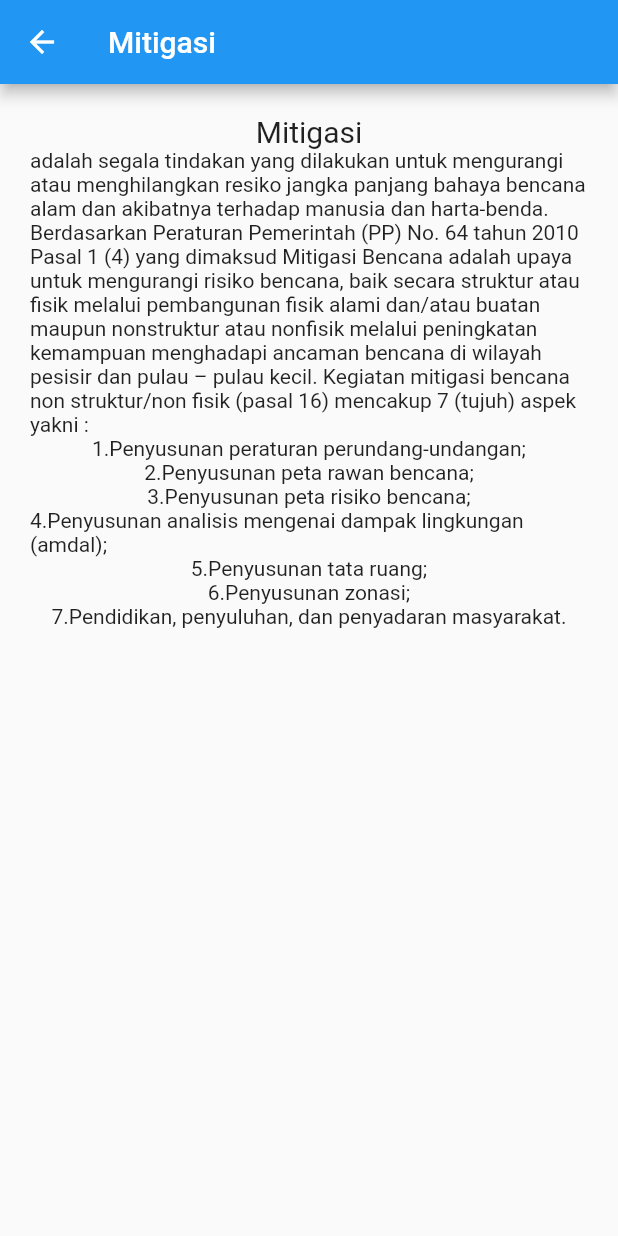
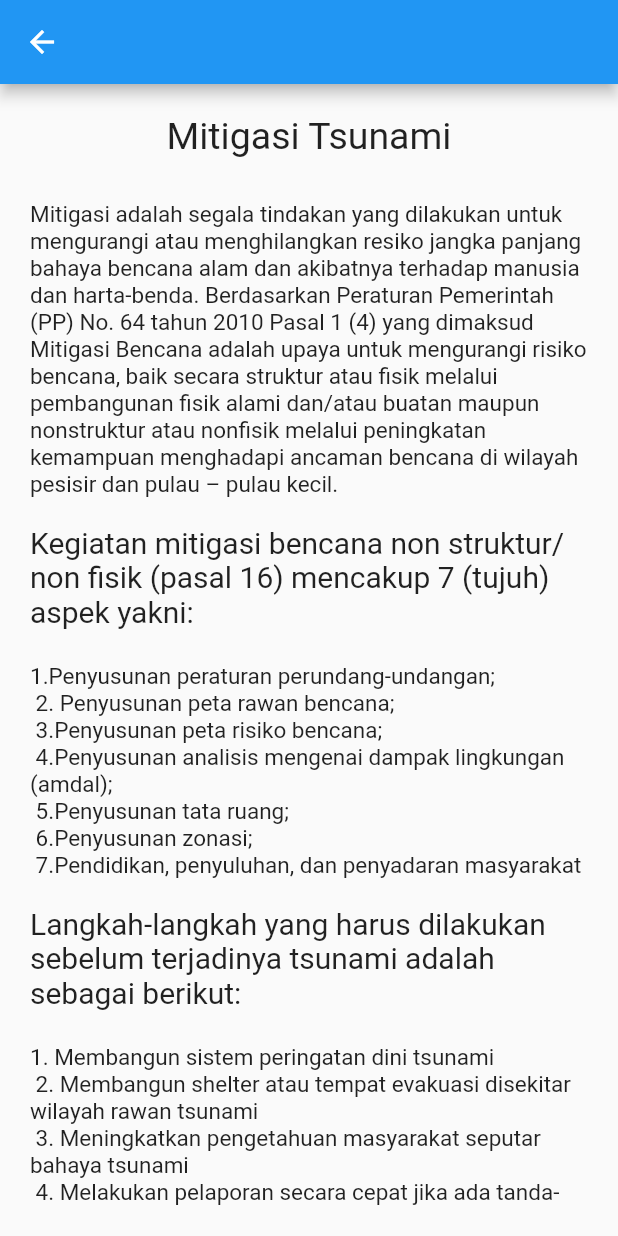
Before and after one commit to nandabrilianto/SIBAT, a Flutter app: the Mitigasi screen opened directly, on a phone screen of 412 x 824 dp. Run offline on Flutter 3.47's test engine with Material 2 defaults, Android fonts, the phone set to English and light mode, and no system bars; our stand-ins replace flutter_map, latlong; network calls fail.

Commit message:
Menambah dan mengedit konten di menu mitigasi tsunami

```diff
--- a/lib/Mitigasi.dart
+++ b/lib/Mitigasi.dart
@@ -9,46 +9,102 @@ class _MitigasiState extends State<Mitigasi> {
   @override
   Widget build(BuildContext context) {
     return new Scaffold(
+      resizeToAvoidBottomPadding: false ,
       appBar: new AppBar(
-        title: new Text("Mitigasi"),
+        title: new Text(""),
       ),
       body: new Container(
         margin: EdgeInsets.all(20.0),
+        child: new SingleChildScrollView(
+          child: new ConstrainedBox(
+            constraints: new BoxConstraints(),
             child: new Column(
               children: <Widget>[
+
               new Text(
-              "Mitigasi",
+              "Mitigasi Tsunami \n",
               textAlign: TextAlign.center,
+              style: new TextStyle(fontSize: 25.0),
+            ),
+
+              new Text(
+              "Mitigasi adalah segala tindakan yang dilakukan untuk mengurangi atau menghilangkan resiko jangka panjang bahaya bencana alam dan akibatnya terhadap manusia dan harta-benda. Berdasarkan Peraturan Pemerintah (PP) No. 64 tahun 2010 Pasal 1 (4) yang dimaksud Mitigasi Bencana adalah upaya untuk mengurangi risiko bencana, baik secara struktur atau fisik melalui pembangunan fisik alami dan/atau buatan maupun nonstruktur atau nonfisik melalui peningkatan kemampuan menghadapi ancaman bencana di wilayah pesisir dan pulau – pulau kecil. \n"
+              ,textAlign: TextAlign.left,
+              style: new TextStyle(fontSize: 15.0),
+            ),
+
+             new Text(
+              "Kegiatan mitigasi bencana non struktur/non fisik (pasal 16) mencakup 7 (tujuh) aspek yakni: \n"
+              ,textAlign: TextAlign.left,
               style: new TextStyle(fontSize: 20.0),
             ),
-            new Text(
-              "adalah segala tindakan yang dilakukan untuk mengurangi atau menghilangkan resiko jangka panjang bahaya bencana alam dan akibatnya terhadap manusia dan harta-benda. Berdasarkan Peraturan Pemerintah (PP) No. 64 tahun 2010 Pasal 1 (4) yang dimaksud Mitigasi Bencana adalah upaya untuk mengurangi risiko bencana, baik secara struktur atau fisik melalui pembangunan fisik alami dan/atau buatan maupun nonstruktur atau nonfisik melalui peningkatan kemampuan menghadapi ancaman bencana di wilayah pesisir dan pulau – pulau kecil. Kegiatan mitigasi bencana non struktur/non fisik (pasal 16) mencakup 7 (tujuh) aspek yakni :",
+
+            new Text("1.Penyusunan peraturan perundang-undangan; \n 2. Penyusunan peta rawan bencana; \n 3.Penyusunan peta risiko bencana; \n 4.Penyusunan analisis mengenai dampak lingkungan (amdal); \n 5.Penyusunan tata ruang; \n 6.Penyusunan zonasi; \n 7.Pendidikan, penyuluhan, dan penyadaran masyarakat \n",
             textAlign: TextAlign.left,
+            style: new TextStyle(fontSize: 15.0),
             ),
-            new Text("1.Penyusunan peraturan perundang-undangan;",
-            textAlign: TextAlign.left,
+
+            new Text("Langkah-langkah yang harus dilakukan sebelum terjadinya tsunami adalah sebagai berikut: \n",textAlign: TextAlign.left,
+            style: new TextStyle(fontSize: 20.0),
             ),
-            new Text("2.Penyusunan peta rawan bencana;",
-            textAlign: TextAlign.left,
+
+            new Text("1. Membangun sistem peringatan dini tsunami \n 2. Membangun shelter atau tempat evakuasi disekitar wilayah rawan tsunami \n 3. Meningkatkan pengetahuan masyarakat seputar bahaya tsunami \n 4. Melakukan pelaporan secara cepat jika ada tanda-tanda akan terjadi tsunami \n 5. Aktif mencari informasi seputar bencana melalui media informasi (radio, TV, internet) \n 6. Sedia dan siaga alat komunikasi alternative jika ponsel tidak berfungsi.",textAlign: TextAlign.left,
+            style: new TextStyle(fontSize: 15.0),
             ),
-            new Text("3.Penyusunan peta risiko bencana;",
-            textAlign: TextAlign.left,
+
+            new Text("\nLangkah-langkah yang harus dilakukan jika terjadi tsunami adalah sebagai berikut: \n",textAlign: TextAlign.left,
+            style: new TextStyle(fontSize: 20.0),
             ),
-            new Text(
-                "4.Penyusunan analisis mengenai dampak lingkungan (amdal);",
-            textAlign: TextAlign.left,
+
+            new Text("1. Saat terdengar sirine early warning system (EWS), jangan panik dan pastikan semua anggota keluarga lengkap"
+            ,textAlign: TextAlign.left,
+            style: new TextStyle(fontSize: 15.0),
             ),
-            new Text("5.Penyusunan tata ruang;",
-            textAlign: TextAlign.left,
+
+            new Text("2. Pahami terlebih dahulu status peringatan dini" ,textAlign: TextAlign.left,
+            style: new TextStyle(fontSize: 15.0),
             ),
-            new Text("6.Penyusunan zonasi;",
-            textAlign: TextAlign.left,
+
+            new Text("3. Waspada apabila air laut surut secara tiba-tiba pasca gempa bumi" ,textAlign: TextAlign.left,
+            style: new TextStyle(fontSize: 15.0),
             ),
-            new Text("7.Pendidikan, penyuluhan, dan penyadaran masyarakat.",
-            textAlign: TextAlign.left,
+
+            new Text("4. Segera melakukan evakuasi mandiri sesuai jalur evakuasi yang sudah ditentukan jika gelombang diperkirakan tinggi lebih dari 3 meter" ,textAlign: TextAlign.left,
+            style: new TextStyle(fontSize: 15.0),
             ),
+
+            new Text("5. Jangan lupa membawa perlengkapan darurat (makanan, minuman, P3K, dan lain-lain)" ,textAlign: TextAlign.left,
+            style: new TextStyle(fontSize: 15.0),
+            ),
+
+            new Text("6. Jauhi pantai dan sungai menuju tempat yang tinggi atau sesuai titik kumpul evakuasi" ,textAlign: TextAlign.left,
+            style: new TextStyle(fontSize: 15.0),
+            ),
+
+            new Text("7. Berlari menjauhi pantai ke arah tegak lurus garis pantai)" ,textAlign: TextAlign.left,
+            style: new TextStyle(fontSize: 15.0),
+            ),
+
+            new Text("8. Jika gelombang pertama sudah berlalu, jangan lekas turun, tetap di tempat evakuasi sebab ada kemungkinan gelombang susulan akan datang" ,textAlign: TextAlign.left,
+            style: new TextStyle(fontSize: 15.0),
+            ),
+
+            new Text("9. Saat evakuasi tidak dianjurkan menggunakan kendaraan)" ,textAlign: TextAlign.left,
+            style: new TextStyle(fontSize: 15.0),
+            ),
+
+            new Text("10. Tunggu pemberitahuan selanjutnya dari pihak berwajib tentang situasi keamanan)" ,textAlign: TextAlign.left,
+            style: new TextStyle(fontSize: 15.0),
+            ),
+
+            new Text("11. Selalu bantu dan prioritaskan orang tua, wanita, anak-anak, disabilitas, dan siapapun yang membutuhkan bantuan" ,textAlign: TextAlign.left,
+            style: new TextStyle(fontSize: 15.0),
+            ),
+
               ],
             ),
+          ),
+        )
         ),
       );
   }
```
Lines whose indentation alone changed are shown as unchanged.
